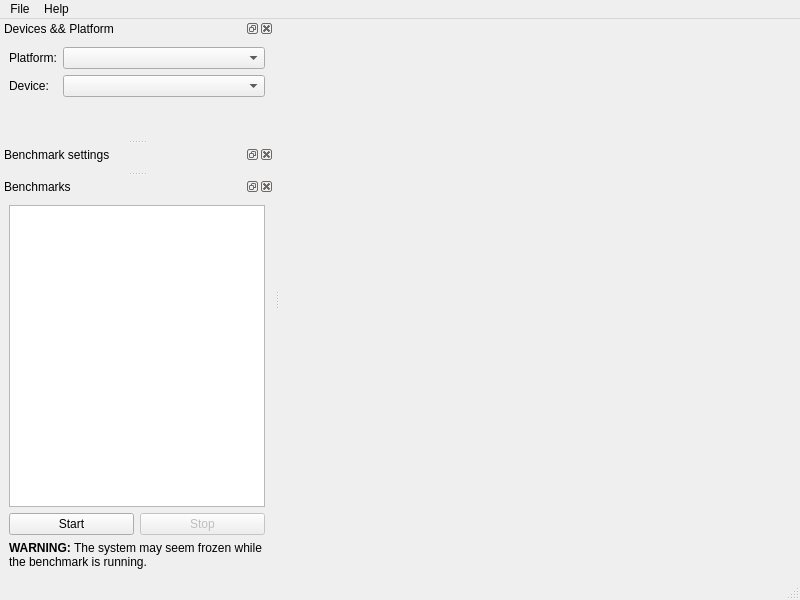
First picture: the form in main_window.ui, repository BartVolkaerts/OpenCL-Benchmark, before the edit.
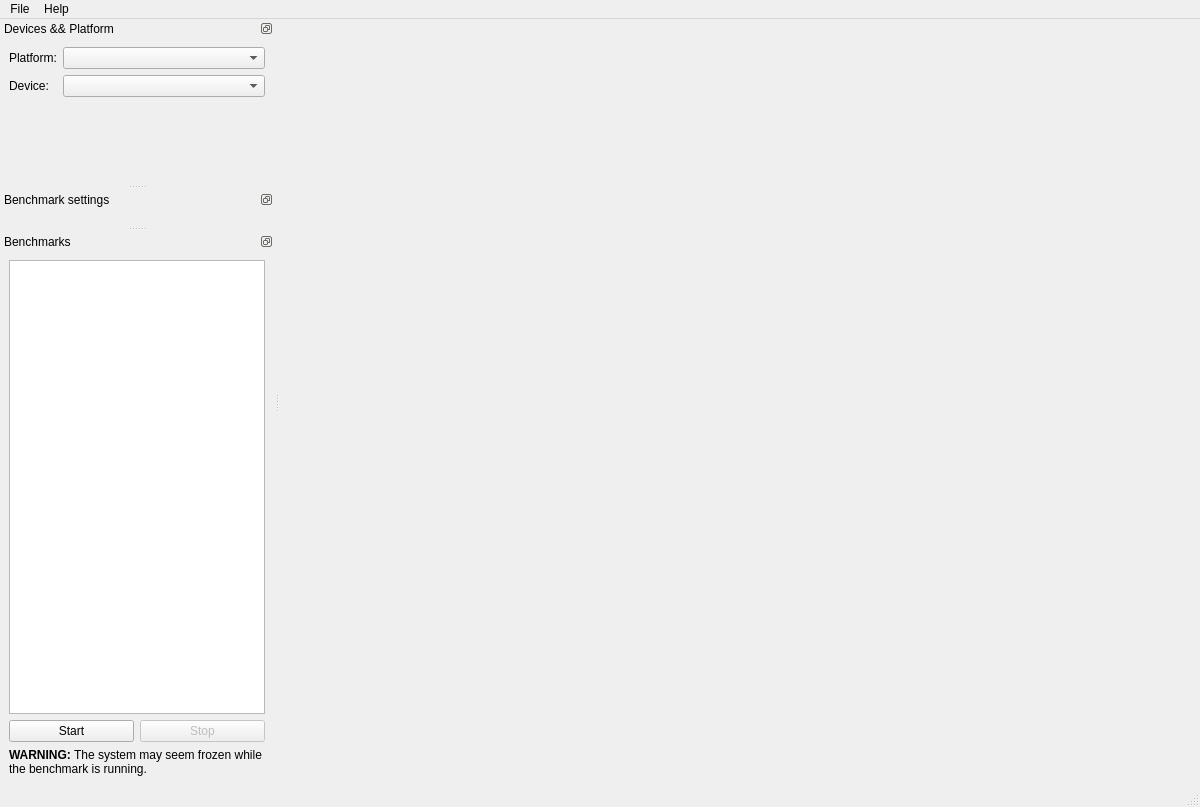
Second picture: the form after the edit.

Patch:
```diff
--- a/main_window.ui
+++ b/main_window.ui
@@ -6,8 +6,8 @@
    <rect>
     <x>0</x>
     <y>0</y>
-    <width>800</width>
-    <height>600</height>
+    <width>1200</width>
+    <height>807</height>
    </rect>
   </property>
   <property name="sizePolicy">
@@ -25,7 +25,7 @@
     <rect>
      <x>0</x>
      <y>0</y>
-     <width>800</width>
+     <width>1200</width>
      <height>20</height>
     </rect>
    </property>
@@ -47,6 +47,9 @@
   </widget>
   <widget class="QStatusBar" name="statusbar"/>
   <widget class="QDockWidget" name="hardwareWidget">
+   <property name="features">
+    <set>QDockWidget::DockWidgetFloatable|QDockWidget::DockWidgetMovable</set>
+   </property>
    <property name="windowTitle">
     <string>Devices &amp;&amp; Platform</string>
    </property>
@@ -79,6 +82,15 @@
    </widget>
   </widget>
   <widget class="QDockWidget" name="benchmarkWidget">
+   <property name="sizePolicy">
+    <sizepolicy hsizetype="Preferred" vsizetype="Preferred">
+     <horstretch>0</horstretch>
+     <verstretch>0</verstretch>
+    </sizepolicy>
+   </property>
+   <property name="features">
+    <set>QDockWidget::DockWidgetFloatable|QDockWidget::DockWidgetMovable</set>
+   </property>
    <property name="windowTitle">
     <string>Benchmark settings</string>
    </property>
@@ -88,6 +100,15 @@
    <widget class="QWidget" name="dockWidgetContents_2"/>
   </widget>
   <widget class="QDockWidget" name="benchmarksWidget">
+   <property name="sizePolicy">
+    <sizepolicy hsizetype="Preferred" vsizetype="MinimumExpanding">
+     <horstretch>0</horstretch>
+     <verstretch>0</verstretch>
+    </sizepolicy>
+   </property>
+   <property name="features">
+    <set>QDockWidget::DockWidgetFloatable|QDockWidget::DockWidgetMovable</set>
+   </property>
    <property name="windowTitle">
     <string>Benchmarks</string>
    </property>
@@ -97,7 +118,14 @@
    <widget class="QWidget" name="dockWidgetContents_3">
     <layout class="QVBoxLayout" name="verticalLayout">
      <item>
-      <widget class="QListWidget" name="benchmarkList"/>
+      <widget class="QListWidget" name="benchmarkList">
+       <property name="sizePolicy">
+        <sizepolicy hsizetype="Expanding" vsizetype="MinimumExpanding">
+         <horstretch>0</horstretch>
+         <verstretch>0</verstretch>
+        </sizepolicy>
+       </property>
+      </widget>
      </item>
      <item>
       <layout class="QHBoxLayout" name="horizontalLayout">
```
